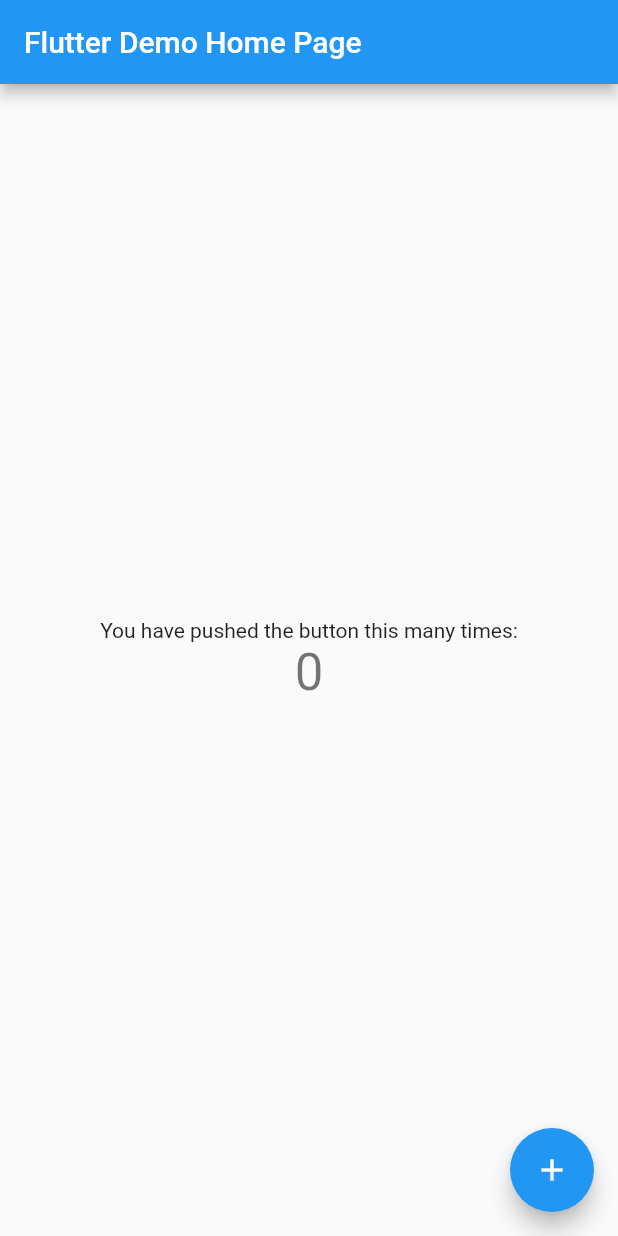
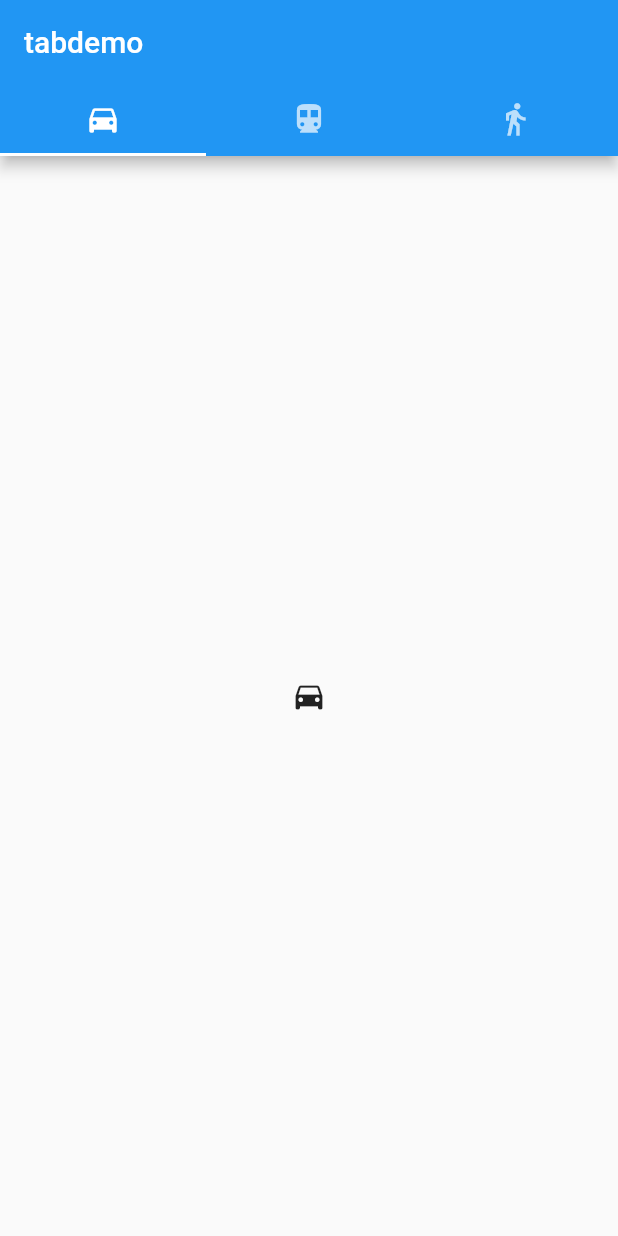
Before and after one commit to wewarwo/lab01, a Flutter app: the screen it shows after launch, on a phone screen of 412 x 824 dp. Run offline on Flutter 3.47's test engine with Material 2 defaults, Android fonts, the phone set to English and light mode, and no system bars.

Commit message:
fix main.dart

```diff
--- a/lib/main.dart
+++ b/lib/main.dart
@@ -8,104 +8,71 @@ class MyApp extends StatelessWidget {
   Widget build(BuildContext context) {
     return MaterialApp(
       title: 'Flutter Demo',
+      debugShowCheckedModeBanner: false,
       theme: ThemeData(
-        // This is the theme of your application.
-        //
-        // Try running your application with "flutter run". You'll see the
-        // application has a blue toolbar. Then, without quitting the app, try
-        // changing the primarySwatch below to Colors.green and then invoke
-        // "hot reload" (press "r" in the console where you ran "flutter run",
-        // or simply save your changes to "hot reload" in a Flutter IDE).
-        // Notice that the counter didn't reset back to zero; the application
-        // is not restarted.
-        primarySwatch: Colors.blue,
+        primarySwatch: Colors.pink,
       ),
-      home: MyHomePage(title: 'Flutter Demo Home Page'),
+      home: TabBarDemo(),
     );
   }
 }
 
 class MyHomePage extends StatefulWidget {
-  MyHomePage({Key key, this.title}) : super(key: key);
-
-  // This widget is the home page of your application. It is stateful, meaning
-  // that it has a State object (defined below) that contains fields that affect
-  // how it looks.
-
-  // This class is the configuration for the state. It holds the values (in this
-  // case the title) provided by the parent (in this case the App widget) and
-  // used by the build method of the State. Fields in a Widget subclass are
-  // always marked "final".
-
-  final String title;
-
   @override
-  _MyHomePageState createState() => _MyHomePageState();
+  State<StatefulWidget> createState() {
+    // TODO: implement createState
+    return MyHomePageState();
+  }
 }
 
-class _MyHomePageState extends State<MyHomePage> {
-  int _counter = 0;
-
-  void _incrementCounter() {
-    setState(() {
-      // This call to setState tells the Flutter framework that something has
-      // changed in this State, which causes it to rerun the build method below
-      // so that the display can reflect the updated values. If we changed
-      // _counter without calling setState(), then the build method would not be
-      // called again, and so nothing would appear to happen.
-      _counter++;
-    });
-  }
+class MyHomePageState extends State<MyHomePage> {
+  int counter = 0;
 
   @override
   Widget build(BuildContext context) {
-    // This method is rerun every time setState is called, for instance as done
-    // by the _incrementCounter method above.
-    //
-    // The Flutter framework has been optimized to make rerunning build methods
-    // fast, so that you can just rebuild anything that needs updating rather
-    // than having to individually change instances of widgets.
     return Scaffold(
       appBar: AppBar(
-        // Here we take the value from the MyHomePage object that was created by
-        // the App.build method, and use it to set our appbar title.
-        title: Text(widget.title),
+        title: Text("Hello World TEST"),
       ),
-      body: Center(
-        // Center is a layout widget. It takes a single child and positions it
-        // in the middle of the parent.
-        child: Column(
-          // Column is also layout widget. It takes a list of children and
-          // arranges them vertically. By default, it sizes itself to fit its
-          // children horizontally, and tries to be as tall as its parent.
-          //
-          // Invoke "debug painting" (press "p" in the console, choose the
-          // "Toggle Debug Paint" action from the Flutter Inspector in Android
-          // Studio, or the "Toggle Debug Paint" command in Visual Studio Code)
-          // to see the wireframe for each widget.
-          //
-          // Column has various properties to control how it sizes itself and
-          // how it positions its children. Here we use mainAxisAlignment to
-          // center the children vertically; the main axis here is the vertical
-          // axis because Columns are vertical (the cross axis would be
-          // horizontal).
-          mainAxisAlignment: MainAxisAlignment.center,
-          children: <Widget>[
-            Text(
-              'You have pushed the button this many times:',
-            ),
-            Text(
-              '$_counter',
-              style: Theme.of(context).textTheme.display1,
-            ),
-          ],
-        ),
+      body: Center(child: Text("${counter}")),
+      floatingActionButton: IconButton(
+        icon: Icon(Icons.add),
+        onPressed: () {
+          setState(() {
+            counter++;
+          });
+          print("Counter : ${counter}");
+        },
       ),
-      floatingActionButton: FloatingActionButton(
-        onPressed: _incrementCounter,
-        tooltip: 'Increment',
-        child: Icon(Icons.add),
-      ), // This trailing comma makes auto-formatting nicer for build methods.
     );
   }
 }
+
+class TabBarDemo extends StatelessWidget {
+  @override
+  Widget build(BuildContext context) {
+    return MaterialApp(
+      home: DefaultTabController(
+        length: 3,
+        child: Scaffold(
+          appBar: AppBar(
+            bottom: TabBar(
+              tabs: [
+                Tab(icon: Icon(Icons.directions_car)),
+                Tab(icon: Icon(Icons.directions_transit)),
+                Tab(icon: Icon(Icons.directions_walk)),
+              ],
+            ),
+            title: Text('tabdemo'),
+          ),
+          body: TabBarView(
+            children: [
+              Icon(Icons.directions_car),
+              Icon(Icons.directions_transit),
+            ],
+          ),
+        ),
+      ),
+    );
+  }
+}
```
